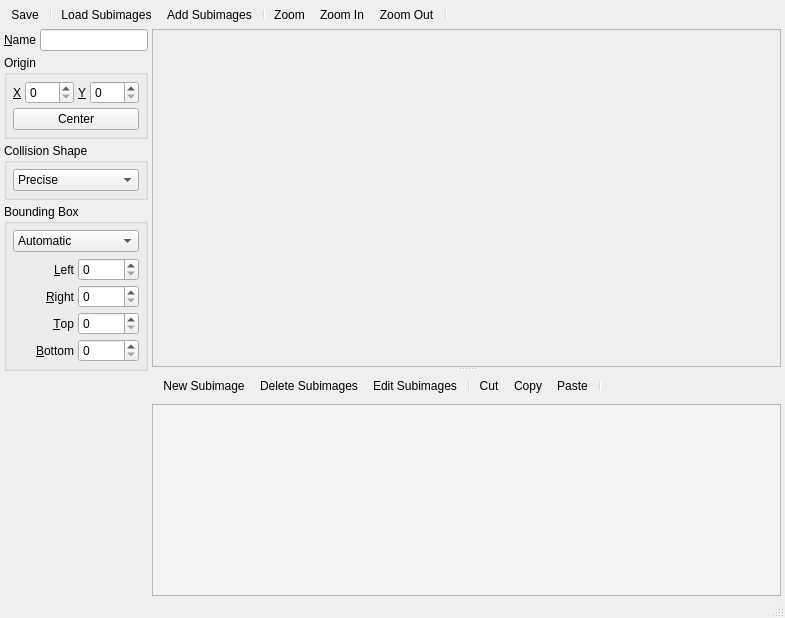
The window that Editors/SpriteEditor.ui (enigma-dev/RadialGM) describes before a commit, drawn with Qt 5.
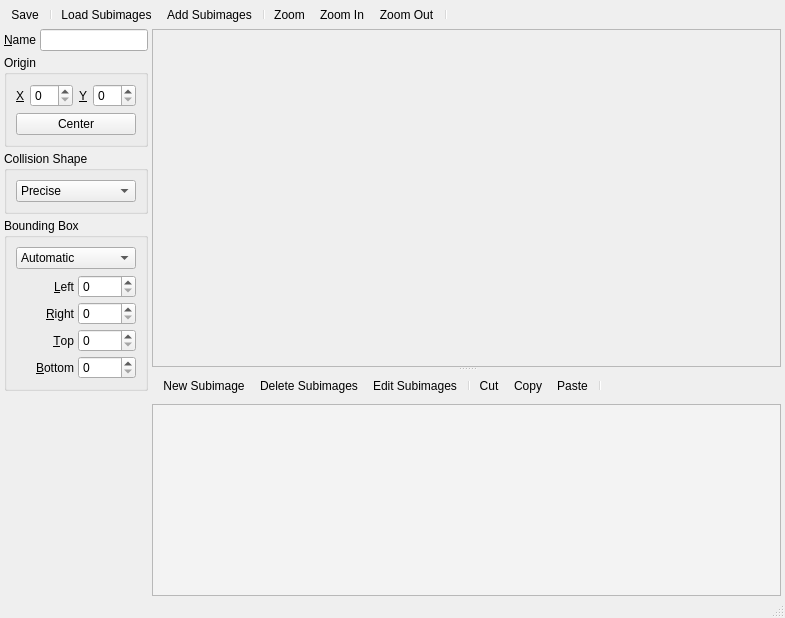
The same window after the commit. Icons and pictures are not drawn. Custom widgets are drawn as their Qt base class.

Commit message: remove margins for now

Patch:
```diff
--- a/Editors/SpriteEditor.ui
+++ b/Editors/SpriteEditor.ui
@@ -101,21 +101,6 @@
           <string>Collision Shape</string>
          </property>
          <layout class="QVBoxLayout" name="verticalLayout_4">
-          <property name="spacing">
-           <number>4</number>
-          </property>
-          <property name="leftMargin">
-           <number>6</number>
-          </property>
-          <property name="topMargin">
-           <number>6</number>
-          </property>
-          <property name="rightMargin">
-           <number>6</number>
-          </property>
-          <property name="bottomMargin">
-           <number>6</number>
-          </property>
           <item>
            <widget class="QComboBox" name="collisionShapeComboBox">
             <item>
@@ -173,21 +158,6 @@
           <string>Origin</string>
          </property>
          <layout class="QGridLayout" name="gridLayout_2" columnstretch="0,1,0,1">
-          <property name="leftMargin">
-           <number>6</number>
-          </property>
-          <property name="topMargin">
-           <number>6</number>
-          </property>
-          <property name="rightMargin">
-           <number>6</number>
-          </property>
-          <property name="bottomMargin">
-           <number>6</number>
-          </property>
-          <property name="spacing">
-           <number>4</number>
-          </property>
           <item row="0" column="0">
            <widget class="QLabel" name="originXLabel">
             <property name="sizePolicy">
@@ -272,16 +242,7 @@
          </property>
          <layout class="QVBoxLayout" name="verticalLayout">
           <property name="leftMargin">
-           <number>6</number>
-          </property>
-          <property name="topMargin">
-           <number>6</number>
-          </property>
-          <property name="rightMargin">
-           <number>6</number>
-          </property>
-          <property name="bottomMargin">
-           <number>6</number>
+           <number>9</number>
           </property>
           <item>
            <widget class="QComboBox" name="bboxComboBox">
```
